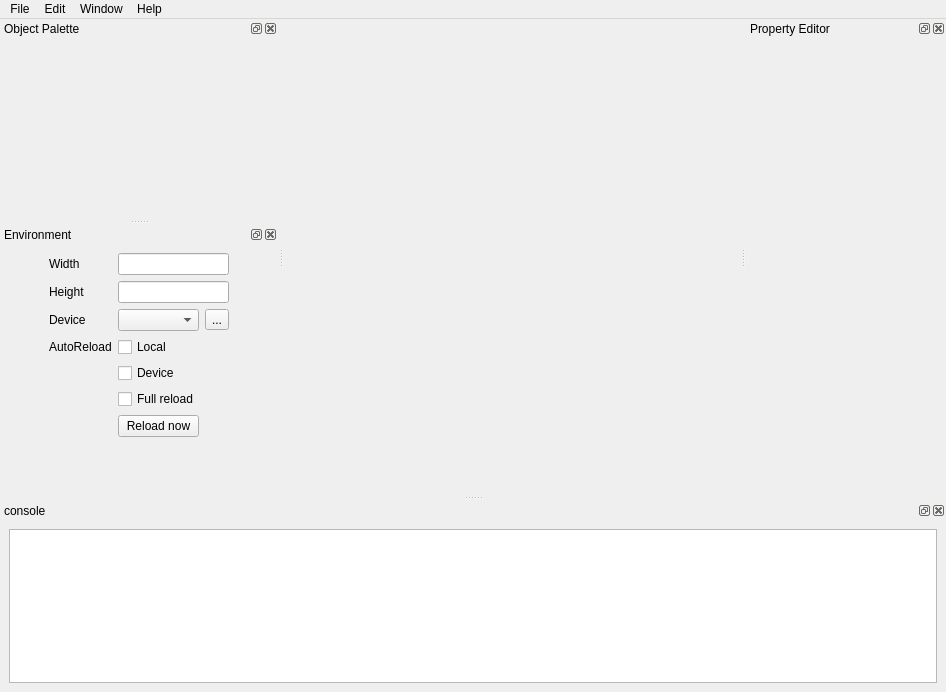
Qt form editor/mainWindow.ui (Vavius/moai-ide) before a commit.
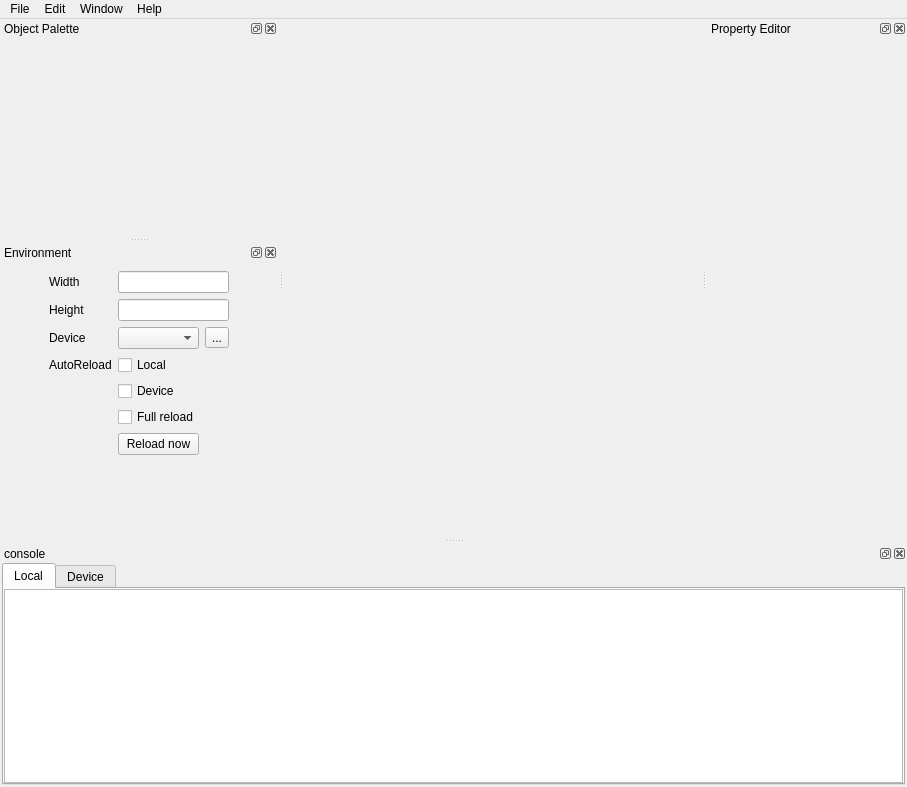
The same form after that commit. The open tabs and pages were chosen to show the change. Icons and pictures are not drawn.

The edit to the form file:
```diff
--- a/editor/mainWindow.ui
+++ b/editor/mainWindow.ui
@@ -9,8 +9,8 @@
    <rect>
     <x>0</x>
     <y>0</y>
-    <width>946</width>
-    <height>692</height>
+    <width>907</width>
+    <height>787</height>
    </rect>
   </property>
   <property name="mouseTracking">
@@ -31,7 +31,7 @@
     <rect>
      <x>0</x>
      <y>0</y>
-     <width>946</width>
+     <width>907</width>
      <height>22</height>
     </rect>
    </property>
@@ -329,11 +329,53 @@
    </attribute>
    <widget class="QWidget" name="dockWidgetContents">
     <layout class="QVBoxLayout" name="verticalLayout">
+     <property name="leftMargin">
+      <number>2</number>
+     </property>
+     <property name="topMargin">
+      <number>0</number>
+     </property>
+     <property name="rightMargin">
+      <number>2</number>
+     </property>
+     <property name="bottomMargin">
+      <number>2</number>
+     </property>
      <item>
-      <widget class="QTextEdit" name="consoleTextBox">
-       <property name="readOnly">
-        <bool>true</bool>
+      <widget class="QTabWidget" name="tabWidget">
+       <property name="currentIndex">
+        <number>1</number>
        </property>
+       <widget class="QWidget" name="localLogTab">
+        <attribute name="title">
+         <string>Local</string>
+        </attribute>
+        <layout class="QVBoxLayout" name="verticalLayout_2">
+         <property name="margin">
+          <number>0</number>
+         </property>
+         <item>
+          <widget class="QTextEdit" name="localConsoleTextBox">
+           <property name="readOnly">
+            <bool>true</bool>
+           </property>
+          </widget>
+         </item>
+        </layout>
+       </widget>
+       <widget class="QWidget" name="mobileLogTab">
+        <attribute name="title">
+         <string>Device</string>
+        </attribute>
+        <layout class="QVBoxLayout" name="verticalLayout_3">
+         <property name="margin">
+          <number>0</number>
+         </property>
+         <item>
+          <widget class="QTextEdit" name="deviceConsoleTextBox"/>
+         </item>
+        </layout>
+       </widget>
       </widget>
      </item>
     </layout>
```
Left out of the diff: 4 changed lines with no effect on the pictures.
